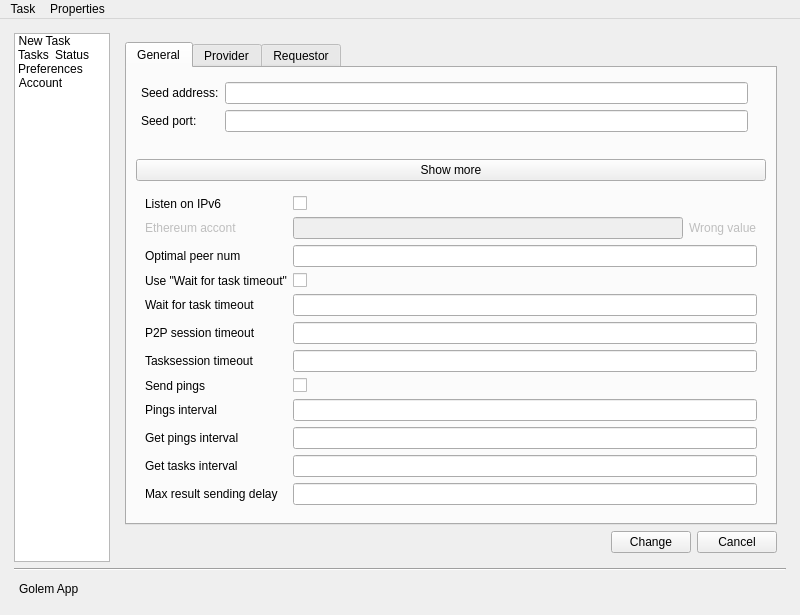
First picture: the form in gnr/ui/AppMainWindow.ui, repository golemfactory/clay, before the edit.
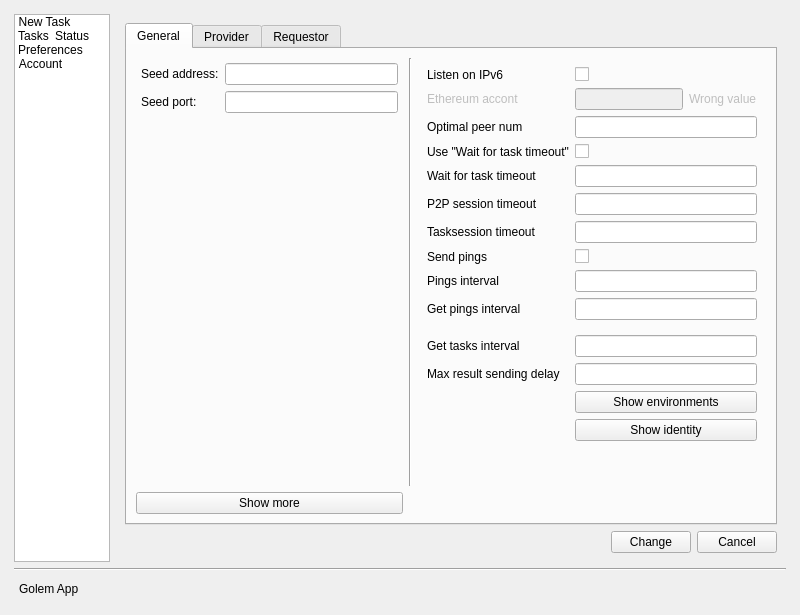
Second picture: the form after the edit. The open tabs and pages were chosen to show the change. Icons and pictures are not drawn. Custom widgets are drawn as their Qt base class.

Commit message: remove task menu

The edit to the form file:
```diff
--- a/gnr/ui/AppMainWindow.ui
+++ b/gnr/ui/AppMainWindow.ui
@@ -161,7 +161,7 @@
            </sizepolicy>
           </property>
           <property name="currentIndex">
-           <number>0</number>
+           <number>3</number>
           </property>
           <widget class="QWidget" name="newTaskPage">
            <layout class="QGridLayout" name="gridLayout_12">
@@ -1220,59 +1220,8 @@
                <attribute name="title">
                 <string>General</string>
                </attribute>
-               <layout class="QGridLayout" name="gridLayout_11" rowminimumheight="0,0,1">
-                <item row="0" column="0">
-                 <layout class="QGridLayout" name="gridLayout_7">
-                  <property name="margin">
-                   <number>5</number>
-                  </property>
-                  <item row="0" column="1">
-                   <widget class="QLabel" name="label_15">
-                    <property name="text">
-                     <string/>
-                    </property>
-                    <property name="alignment">
-                     <set>Qt::AlignLeading|Qt::AlignLeft|Qt::AlignTop</set>
-                    </property>
-                   </widget>
-                  </item>
-                  <item row="0" column="0">
-                   <layout class="QFormLayout" name="formLayout_4">
-                    <property name="fieldGrowthPolicy">
-                     <enum>QFormLayout::AllNonFixedFieldsGrow</enum>
-                    </property>
-                    <item row="0" column="0">
-                     <widget class="QLabel" name="label_10">
-                      <property name="text">
-                       <string>Seed address:</string>
-                      </property>
-                     </widget>
-                    </item>
-                    <item row="0" column="1">
-                     <widget class="QLineEdit" name="hostAddressLineEdit"/>
-                    </item>
-                    <item row="1" column="0">
-                     <widget class="QLabel" name="label_11">
-                      <property name="text">
-                       <string>Seed port:</string>
-                      </property>
-                     </widget>
-                    </item>
-                    <item row="1" column="1">
-                     <widget class="QLineEdit" name="hostIPLineEdit"/>
-                    </item>
-                   </layout>
-                  </item>
-                 </layout>
-                </item>
-                <item row="1" column="0">
-                 <widget class="QPushButton" name="showAdvanceButton">
-                  <property name="text">
-                   <string>Show more</string>
-                  </property>
-                 </widget>
-                </item>
-                <item row="2" column="0">
+               <layout class="QGridLayout" name="gridLayout_11">
+                <item row="0" column="2">
                  <widget class="QWidget" name="advanceSettingsWidget" native="true">
                   <layout class="QFormLayout" name="formLayout_6">
                    <property name="fieldGrowthPolicy">
@@ -1292,6 +1241,16 @@
                      </property>
                     </widget>
                    </item>
+                   <item row="3" column="0">
+                    <widget class="QLabel" name="label_28">
+                     <property name="enabled">
+                      <bool>false</bool>
+                     </property>
+                     <property name="text">
+                      <string>Ethereum accont</string>
+                     </property>
+                    </widget>
+                   </item>
                    <item row="3" column="1">
                     <layout class="QHBoxLayout" name="horizontalLayout_13">
                      <item>
@@ -1313,16 +1272,6 @@
                      </item>
                     </layout>
                    </item>
-                   <item row="3" column="0">
-                    <widget class="QLabel" name="label_28">
-                     <property name="enabled">
-                      <bool>false</bool>
-                     </property>
-                     <property name="text">
-                      <string>Ethereum accont</string>
-                     </property>
-                    </widget>
-                   </item>
                    <item row="4" column="0">
                     <widget class="QLabel" name="label_34">
                      <property name="text">
@@ -1330,6 +1279,9 @@
                      </property>
                     </widget>
                    </item>
+                   <item row="4" column="1">
+                    <widget class="QLineEdit" name="optimalPeerNumLineEdit"/>
+                   </item>
                    <item row="5" column="0">
                     <widget class="QLabel" name="label_35">
                      <property name="text">
@@ -1337,6 +1289,13 @@
                      </property>
                     </widget>
                    </item>
+                   <item row="5" column="1">
+                    <widget class="QCheckBox" name="useWaitingForTaskTimeoutCheckBox">
+                     <property name="text">
+                      <string/>
+                     </property>
+                    </widget>
+                   </item>
                    <item row="6" column="0">
                     <widget class="QLabel" name="label_36">
                      <property name="text">
@@ -1344,6 +1303,9 @@
                      </property>
                     </widget>
                    </item>
+                   <item row="6" column="1">
+                    <widget class="QLineEdit" name="waitingForTaskTimeoutLineEdit"/>
+                   </item>
                    <item row="7" column="0">
                     <widget class="QLabel" name="label_38">
                      <property name="text">
@@ -1351,6 +1313,9 @@
                      </property>
                     </widget>
                    </item>
+                   <item row="7" column="1">
+                    <widget class="QLineEdit" name="p2pSessionTimeoutLineEdit"/>
+                   </item>
                    <item row="8" column="0">
                     <widget class="QLabel" name="label_39">
                      <property name="text">
@@ -1358,6 +1323,9 @@
                      </property>
                     </widget>
                    </item>
+                   <item row="8" column="1">
+                    <widget class="QLineEdit" name="taskSessionTimeoutLineEdit"/>
+                   </item>
                    <item row="9" column="0">
                     <widget class="QLabel" name="label_40">
                      <property name="text">
@@ -1365,6 +1333,13 @@
                      </property>
                     </widget>
                    </item>
+                   <item row="9" column="1">
+                    <widget class="QCheckBox" name="sendPingsCheckBox">
+                     <property name="text">
+                      <string/>
+                     </property>
+                    </widget>
+                   </item>
                    <item row="10" column="0">
                     <widget class="QLabel" name="label_41">
                      <property name="text">
@@ -1372,6 +1347,9 @@
                      </property>
                     </widget>
                    </item>
+                   <item row="10" column="1">
+                    <widget class="QLineEdit" name="sendPingsLineEdit"/>
+                   </item>
                    <item row="11" column="0">
                     <widget class="QLabel" name="label_42">
                      <property name="text">
@@ -1379,61 +1357,108 @@
                      </property>
                     </widget>
                    </item>
-                   <item row="12" column="0">
+                   <item row="11" column="1">
+                    <widget class="QLineEdit" name="gettingPeersLineEdit"/>
+                   </item>
+                   <item row="13" column="0">
                     <widget class="QLabel" name="label_43">
                      <property name="text">
                       <string>Get tasks interval</string>
                      </property>
                     </widget>
                    </item>
-                   <item row="13" column="0">
+                   <item row="13" column="1">
+                    <widget class="QLineEdit" name="gettingTasksIntervalLineEdit"/>
+                   </item>
+                   <item row="14" column="0">
                     <widget class="QLabel" name="label_44">
                      <property name="text">
                       <string>Max result sending delay</string>
                      </property>
                     </widget>
                    </item>
-                   <item row="4" column="1">
-                    <widget class="QLineEdit" name="optimalPeerNumLineEdit"/>
-                   </item>
-                   <item row="5" column="1">
-                    <widget class="QCheckBox" name="useWaitingForTaskTimeoutCheckBox">
-                     <property name="text">
-                      <string/>
-                     </property>
-                    </widget>
-                   </item>
-                   <item row="9" column="1">
-                    <widget class="QCheckBox" name="sendPingsCheckBox">
-                     <property name="text">
-                      <string/>
-                     </property>
-                    </widget>
-                   </item>
-                   <item row="6" column="1">
-                    <widget class="QLineEdit" name="waitingForTaskTimeoutLineEdit"/>
-                   </item>
-                   <item row="7" column="1">
-                    <widget class="QLineEdit" name="p2pSessionTimeoutLineEdit"/>
-                   </item>
-                   <item row="8" column="1">
-                    <widget class="QLineEdit" name="taskSessionTimeoutLineEdit"/>
-                   </item>
-                   <item row="10" column="1">
-                    <widget class="QLineEdit" name="sendPingsLineEdit"/>
-                   </item>
-                   <item row="11" column="1">
-                    <widget class="QLineEdit" name="gettingPeersLineEdit"/>
-                   </item>
-                   <item row="12" column="1">
-                    <widget class="QLineEdit" name="gettingTasksIntervalLineEdit"/>
-                   </item>
-                   <item row="13" column="1">
+                   <item row="14" column="1">
                     <widget class="QLineEdit" name="maxSendingDelayLineEdit"/>
                    </item>
+                   <item row="15" column="1">
+                    <widget class="QPushButton" name="environmentsButton">
+                     <property name="text">
+                      <string>Show environments</string>
+                     </property>
+                    </widget>
+                   </item>
+                   <item row="16" column="1">
+                    <widget class="QPushButton" name="identityButton">
+                     <property name="text">
+                      <string>Show identity</string>
+                     </property>
+                    </widget>
+                   </item>
+                   <item row="12" column="0">
+                    <widget class="Line" name="line_3">
+                     <property name="orientation">
+                      <enum>Qt::Horizontal</enum>
+                     </property>
+                    </widget>
+                   </item>
+                   <item row="16" column="0">
+                    <widget class="Line" name="line_4">
+                     <property name="orientation">
+                      <enum>Qt::Vertical</enum>
+                     </property>
+                    </widget>
+                   </item>
                   </layout>
                  </widget>
                 </item>
+                <item row="0" column="0">
+                 <layout class="QGridLayout" name="gridLayout_7">
+                  <property name="margin">
+                   <number>5</number>
+                  </property>
+                  <item row="0" column="0">
+                   <layout class="QFormLayout" name="formLayout_4">
+                    <property name="fieldGrowthPolicy">
+                     <enum>QFormLayout::AllNonFixedFieldsGrow</enum>
+                    </property>
+                    <item row="0" column="0">
+                     <widget class="QLabel" name="label_10">
+                      <property name="text">
+                       <string>Seed address:</string>
+                      </property>
+                     </widget>
+                    </item>
+                    <item row="0" column="1">
+                     <widget class="QLineEdit" name="hostAddressLineEdit"/>
+                    </item>
+                    <item row="1" column="0">
+                     <widget class="QLabel" name="label_11">
+                      <property name="text">
+                       <string>Seed port:</string>
+                      </property>
+                     </widget>
+                    </item>
+                    <item row="1" column="1">
+                     <widget class="QLineEdit" name="hostIPLineEdit"/>
+                    </item>
+                   </layout>
+                  </item>
+                 </layout>
+                </item>
+                <item row="1" column="0">
+                 <widget class="QPushButton" name="showAdvanceButton">
+                  <property name="text">
+                   <string>Show more</string>
+                  </property>
+                 </widget>
+                </item>
+                <item row="0" column="1">
+                 <widget class="Line" name="line_5">
+                  <property name="orientation">
+                   <enum>Qt::Vertical</enum>
+                  </property>
+                 </widget>
+                </item>
                </layout>
               </widget>
               <widget class="QWidget" name="providerTab">
@@ -2131,39 +2156,6 @@
     </item>
    </layout>
   </widget>
-  <widget class="QMenuBar" name="menubar">
-   <property name="geometry">
-    <rect>
-     <x>0</x>
-     <y>0</y>
-     <width>800</width>
-     <height>21</height>
-    </rect>
-   </property>
-   <property name="defaultUp">
-    <bool>false</bool>
-   </property>
-   <property name="nativeMenuBar">
-    <bool>false</bool>
-   </property>
-   <widget class="QMenu" name="menuTask">
-    <property name="title">
-     <string>Task</string>
-    </property>
-    <addaction name="actionNew"/>
-    <addaction name="actionLoadTask"/>
-    <addaction name="separator"/>
-   </widget>
-   <widget class="QMenu" name="menuProperties">
-    <property name="title">
-     <string>Properties</string>
-    </property>
-    <addaction name="actionEnvironments"/>
-    <addaction name="actionIdentity"/>
-   </widget>
-   <addaction name="menuTask"/>
-   <addaction name="menuProperties"/>
-  </widget>
   <action name="actionNew">
    <property name="text">
     <string>New</string>
```
The commit also changes 2 other files.
